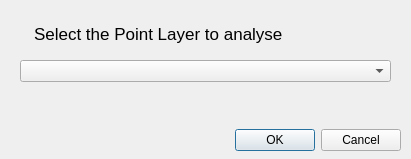
The window that src/Plugin/QRES/resilient_iso_dialog_base.ui (l90011/QRes) describes before a commit, drawn with Qt 5.
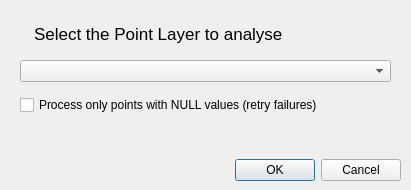
The same window after the commit.

Commit message: Enhance resilience calc: UI, logging, Overpass

```diff
--- a/src/Plugin/QRES/resilient_iso_dialog_base.ui
+++ b/src/Plugin/QRES/resilient_iso_dialog_base.ui
@@ -7,7 +7,7 @@
     <x>0</x>
     <y>0</y>
     <width>411</width>
-    <height>159</height>
+    <height>190</height>
    </rect>
   </property>
   <property name="windowTitle">
@@ -17,7 +17,7 @@
    <property name="geometry">
     <rect>
      <x>0</x>
-     <y>120</y>
+     <y>150</y>
      <width>401</width>
      <height>41</height>
     </rect>
@@ -42,6 +42,22 @@
     <bool>false</bool>
    </property>
   </widget>
+  <widget class="QCheckBox" name="processNullCheckBox">
+   <property name="geometry">
+    <rect>
+     <x>20</x>
+     <y>95</y>
+     <width>371</width>
+     <height>20</height>
+    </rect>
+   </property>
+   <property name="text">
+    <string>Process only points with NULL values (retry failures)</string>
+   </property>
+   <property name="toolTip">
+    <string>When checked, only points with NULL resilience values will be processed. Uses extended timeout (360s) for better success rate.</string>
+   </property>
+  </widget>
   <widget class="QTextBrowser" name="textBrowser">
    <property name="geometry">
     <rect>
```
The commit also changes 3 other files.
